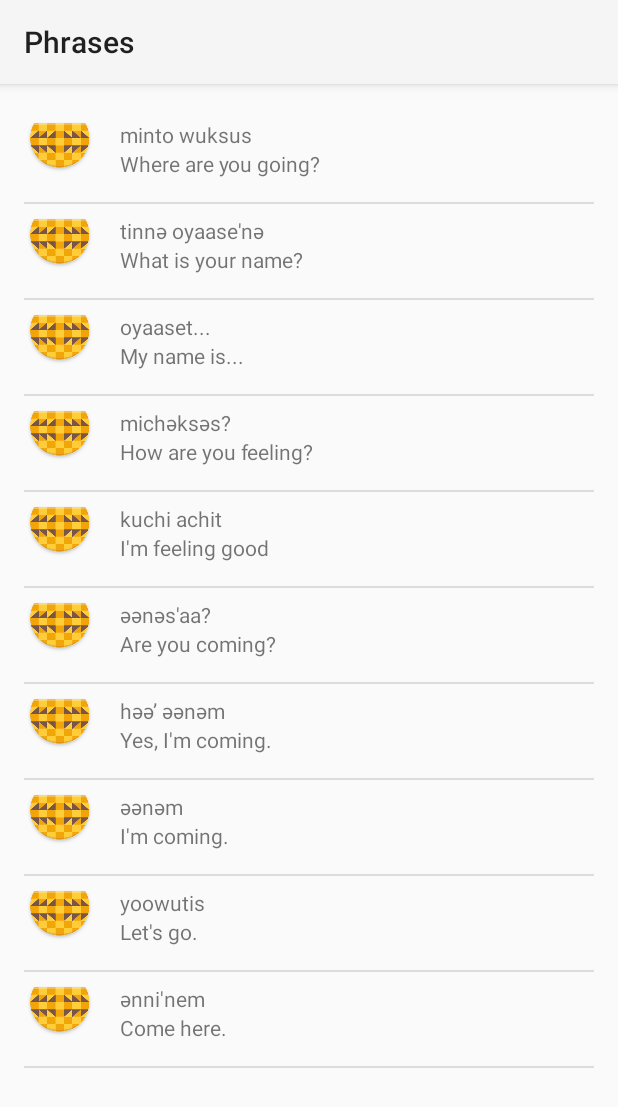
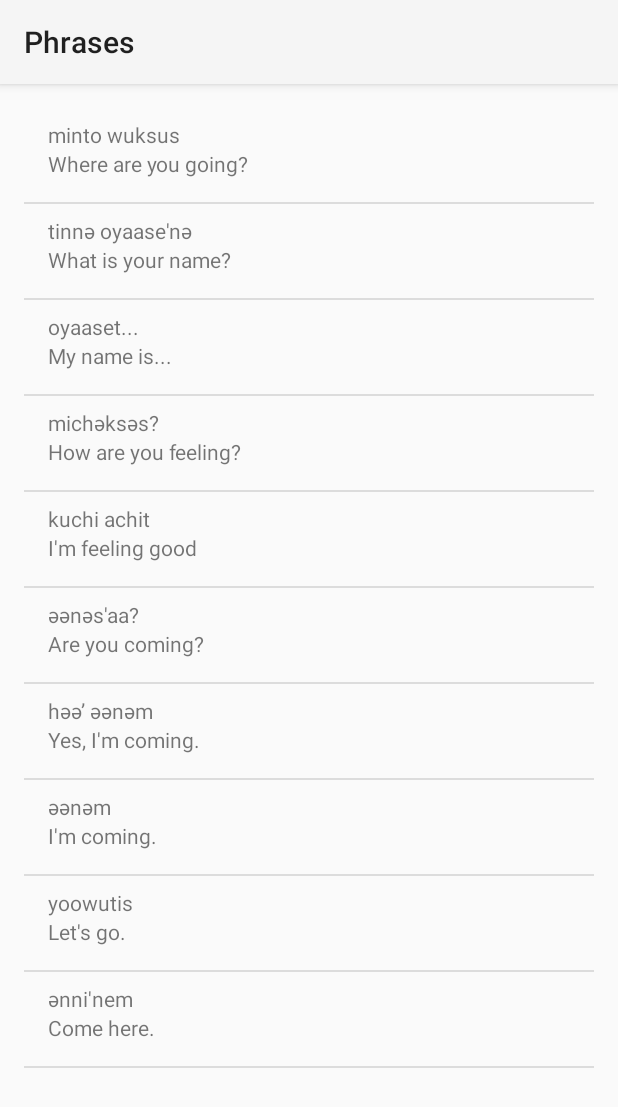
Before and after one commit to SonyaMoisset/miwok_ANDROID, an Android app: the PhrasesActivity screen opened directly, with no data from a screen before it, on a phone screen of 412 x 824 dp. Shown: the top 1107 px of the screen. Run offline under Robolectric (Android 15) with nearby library versions, the phone set to English and light mode, and no system bars.

Commit message:
Update WordAdapter.java

```diff
--- a/app/src/main/java/com/example/android/miwok/WordAdapter.java
+++ b/app/src/main/java/com/example/android/miwok/WordAdapter.java
@@ -26,7 +26,12 @@ public class WordAdapter extends ArrayAdapter<Word> {
         Word currentWord = getItem(position);
 
         ImageView imageView = (ImageView) listItemView.findViewById(R.id.image);
-        imageView.setImageResource(currentWord.getImageResourcesId());
+        if (currentWord.hasImage()) {
+            imageView.setImageResource(currentWord.getImageResourcesId());
+            imageView.setVisibility(View.VISIBLE);
+        } else {
+            imageView.setVisibility(View.GONE);
+        }
 
         TextView miwokTextView = (TextView) listItemView.findViewById(R.id.miwok_text_view);
         miwokTextView.setText(currentWord.getMiwokTranslation());
```
